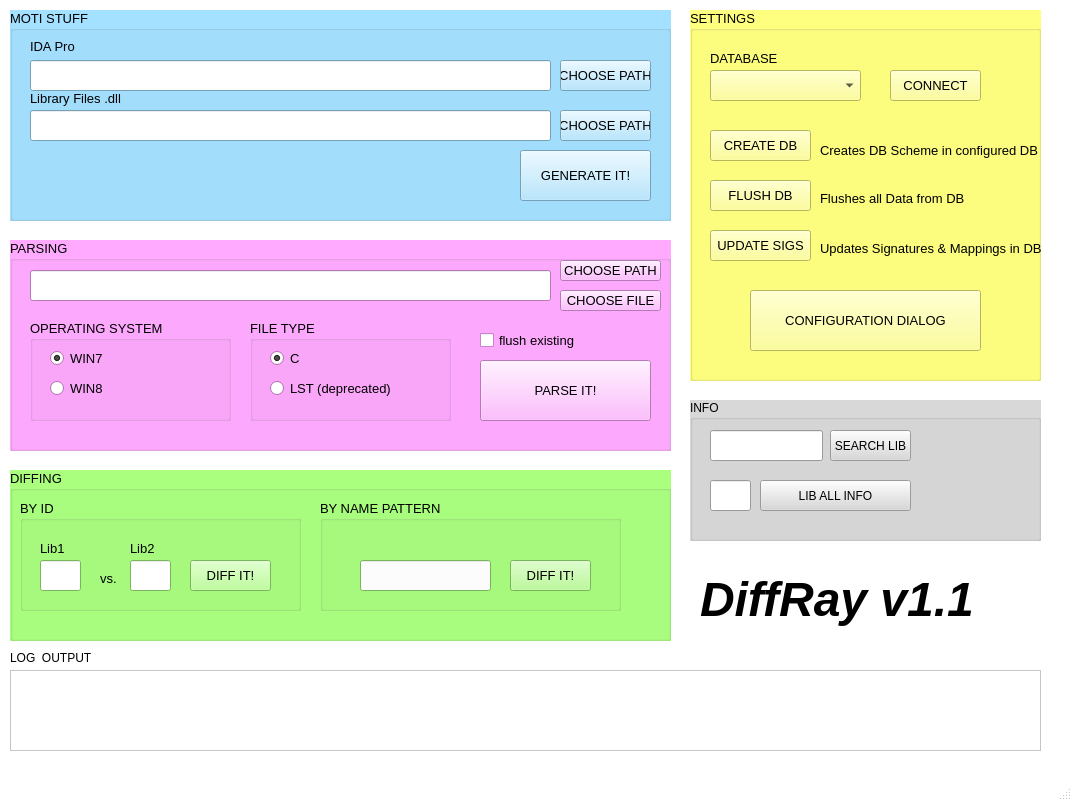
First picture: the form in de.meins.pocpoc/ui/diffray_main.ui, repository pinkflawd/DiffRay, before the edit.
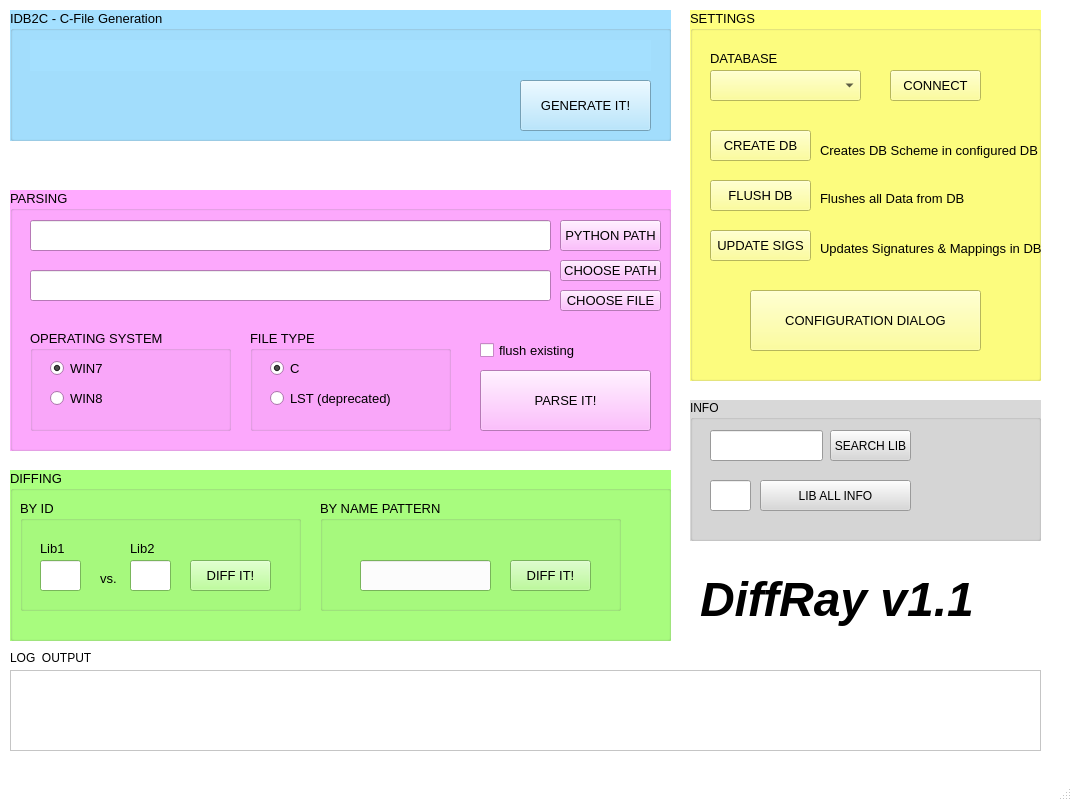
Second picture: the form after the edit.

Commit message: hooray can finally spawn shells.. back to the roots.

```diff
--- a/de.meins.pocpoc/ui/diffray_main.ui
+++ b/de.meins.pocpoc/ui/diffray_main.ui
@@ -438,7 +438,7 @@
       <x>10</x>
       <y>10</y>
       <width>661</width>
-      <height>211</height>
+      <height>131</height>
      </rect>
     </property>
     <property name="palette">
@@ -865,108 +865,77 @@
      <bool>true</bool>
     </property>
     <property name="title">
-     <string>MOTI STUFF</string>
+     <string>IDB2C - C-File Generation</string>
     </property>
     <property name="flat">
      <bool>true</bool>
     </property>
-    <widget class="QLineEdit" name="lineEdit_2">
-     <property name="geometry">
-      <rect>
-       <x>20</x>
-       <y>50</y>
-       <width>521</width>
-       <height>31</height>
-      </rect>
-     </property>
-     <property name="font">
-      <font>
-       <pointsize>10</pointsize>
-      </font>
-     </property>
-    </widget>
-    <widget class="QPushButton" name="pushButton_6">
-     <property name="geometry">
-      <rect>
-       <x>550</x>
-       <y>50</y>
-       <width>91</width>
-       <height>31</height>
-      </rect>
-     </property>
-     <property name="font">
-      <font>
-       <pointsize>10</pointsize>
-      </font>
-     </property>
-     <property name="text">
-      <string>CHOOSE PATH</string>
-     </property>
-    </widget>
-    <widget class="QPushButton" name="pushButton_7">
-     <property name="geometry">
-      <rect>
-       <x>550</x>
-       <y>100</y>
-       <width>91</width>
-       <height>31</height>
-      </rect>
-     </property>
-     <property name="font">
-      <font>
-       <pointsize>10</pointsize>
-      </font>
-     </property>
-     <property name="text">
-      <string>CHOOSE PATH</string>
-     </property>
-    </widget>
-    <widget class="QLineEdit" name="lineEdit_3">
-     <property name="geometry">
-      <rect>
-       <x>20</x>
-       <y>100</y>
-       <width>521</width>
-       <height>31</height>
-      </rect>
-     </property>
-     <property name="font">
-      <font>
-       <pointsize>10</pointsize>
-      </font>
-     </property>
-    </widget>
-    <widget class="QLabel" name="label_10">
+    <widget class="QLineEdit" name="lineedit_idb2c">
      <property name="geometry">
       <rect>
        <x>20</x>
        <y>30</y>
-       <width>46</width>
-       <height>13</height>
+       <width>621</width>
+       <height>31</height>
       </rect>
      </property>
-     <property name="text">
-      <string>IDA Pro</string>
+     <property name="palette">
+      <palette>
+       <active>
+        <colorrole role="Base">
+         <brush brushstyle="SolidPattern">
+          <color alpha="255">
+           <red>164</red>
+           <green>224</green>
+           <blue>255</blue>
+          </color>
+         </brush>
+        </colorrole>
+       </active>
+       <inactive>
+        <colorrole role="Base">
+         <brush brushstyle="SolidPattern">
+          <color alpha="255">
+           <red>164</red>
+           <green>224</green>
+           <blue>255</blue>
+          </color>
+         </brush>
+        </colorrole>
+       </inactive>
+       <disabled>
+        <colorrole role="Base">
+         <brush brushstyle="SolidPattern">
+          <color alpha="255">
+           <red>164</red>
+           <green>224</green>
+           <blue>255</blue>
+          </color>
+         </brush>
+        </colorrole>
+       </disabled>
+      </palette>
      </property>
-    </widget>
-    <widget class="QLabel" name="label_11">
-     <property name="geometry">
-      <rect>
-       <x>20</x>
-       <y>80</y>
-       <width>101</width>
-       <height>16</height>
-      </rect>
+     <property name="font">
+      <font>
+       <pointsize>10</pointsize>
+      </font>
      </property>
-     <property name="text">
-      <string>Library Files .dll</string>
+     <property name="autoFillBackground">
+      <bool>true</bool>
+     </property>
+     <property name="frame">
+      <bool>false</bool>
+     </property>
+     <property name="readOnly">
+      <bool>false</bool>
      </property>
     </widget>
     <widget class="QPushButton" name="button_generateit">
      <property name="geometry">
       <rect>
        <x>510</x>
-       <y>140</y>
+       <y>70</y>
        <width>131</width>
        <height>51</height>
       </rect>
@@ -980,9 +949,9 @@
     <property name="geometry">
      <rect>
       <x>10</x>
-      <y>240</y>
+      <y>190</y>
       <width>661</width>
-      <height>211</height>
+      <height>261</height>
      </rect>
     </property>
     <property name="palette">
@@ -1418,7 +1387,7 @@
      <property name="geometry">
       <rect>
        <x>20</x>
-       <y>30</y>
+       <y>80</y>
        <width>521</width>
        <height>31</height>
       </rect>
@@ -1433,7 +1402,7 @@
      <property name="geometry">
       <rect>
        <x>550</x>
-       <y>20</y>
+       <y>70</y>
        <width>101</width>
        <height>21</height>
       </rect>
@@ -1451,7 +1420,7 @@
      <property name="geometry">
       <rect>
        <x>20</x>
-       <y>80</y>
+       <y>140</y>
        <width>201</width>
        <height>101</height>
       </rect>
@@ -1562,7 +1531,7 @@
      <property name="geometry">
       <rect>
        <x>240</x>
-       <y>80</y>
+       <y>140</y>
        <width>201</width>
        <height>101</height>
       </rect>
@@ -1609,7 +1578,7 @@
      <property name="geometry">
       <rect>
        <x>470</x>
-       <y>90</y>
+       <y>150</y>
        <width>111</width>
        <height>21</height>
       </rect>
@@ -1627,7 +1596,7 @@
      <property name="geometry">
       <rect>
        <x>470</x>
-       <y>120</y>
+       <y>180</y>
        <width>171</width>
        <height>61</height>
       </rect>
@@ -1640,7 +1609,7 @@
      <property name="geometry">
       <rect>
        <x>550</x>
-       <y>50</y>
+       <y>100</y>
        <width>101</width>
        <height>21</height>
       </rect>
@@ -1654,6 +1623,34 @@
       <string>CHOOSE FILE</string>
      </property>
     </widget>
+    <widget class="QLineEdit" name="lineedit_python">
+     <property name="geometry">
+      <rect>
+       <x>20</x>
+       <y>30</y>
+       <width>521</width>
+       <height>31</height>
+      </rect>
+     </property>
+     <property name="font">
+      <font>
+       <pointsize>10</pointsize>
+      </font>
+     </property>
+    </widget>
+    <widget class="QPushButton" name="button_python">
+     <property name="geometry">
+      <rect>
+       <x>550</x>
+       <y>30</y>
+       <width>101</width>
+       <height>31</height>
+      </rect>
+     </property>
+     <property name="text">
+      <string>PYTHON PATH</string>
+     </property>
+    </widget>
    </widget>
    <widget class="QGroupBox" name="groupBox_3">
     <property name="geometry">
```
The commit also changes 1 other file.
